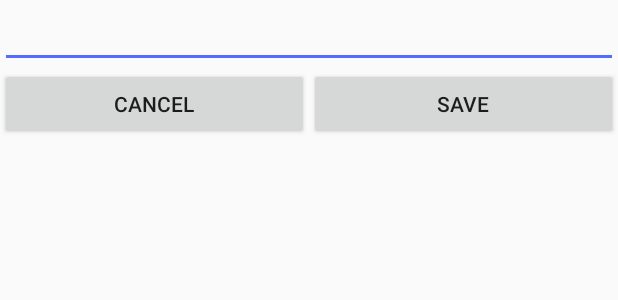
After one commit to louisbl/RemeberWhere, an Android app: the layout fragment_dialog.xml on its own in the app's theme, with its tools: preview values and no code run, on a phone screen of 412 x 824 dp. The commit adds this screen. Shown: the top 300 px of the screen. Run offline under Robolectric (Android 15) with nearby library versions, the phone set to English and light mode, and no system bars.

Commit message:
FragmentDialog

```diff
--- a/app/src/main/res/layout/activity_splash.xml
+++ b/app/src/main/res/layout/activity_splash.xml
@@ -8,6 +8,9 @@ android:paddingLeft="@dimen/activity_horizontal_margin"
 android:paddingRight="@dimen/activity_horizontal_margin"
 android:paddingTop="@dimen/activity_vertical_margin"
 tools:context="fr.julienguillaume.remeberme.Splash">
-
+    <TextView
+        android:text="@string/splachText"
+        android:layout_width="match_parent"
+        android:layout_height="match_parent" />
 
 </LinearLayout>
--- /dev/null
+++ b/app/src/main/res/layout/fragment_dialog.xml
@@ -0,0 +1,31 @@
+<RelativeLayout xmlns:android="http://schemas.android.com/apk/res/android"
+    xmlns:tools="http://schemas.android.com/tools"
+    android:layout_width="match_parent"
+    android:layout_height="match_parent"
+    android:weightSum="1">
+    <EditText
+        android:layout_width="match_parent"
+        android:layout_height="wrap_content"
+        android:id="@+id/editText" />
+
+    <LinearLayout
+        android:layout_width="match_parent"
+        android:layout_height="match_parent"
+        android:layout_below="@+id/editText">
+
+        <Button
+            android:text="Cancel"
+            android:layout_width="wrap_content"
+            android:layout_height="wrap_content"
+            android:layout_weight="0.5"
+            android:id="@+id/button" />
+
+        <Button
+            android:text="Save"
+            android:layout_width="wrap_content"
+            android:layout_height="wrap_content"
+            android:layout_weight="0.5"
+            android:id="@+id/button2"
+            />
+    </LinearLayout>
+</RelativeLayout>
--- a/app/src/main/res/values/strings.xml
+++ b/app/src/main/res/values/strings.xml
@@ -1,4 +1,8 @@
 <resources>
     <string name="app_name">RemeberMe</string>
     <string name="textHomeButton">Cartes des Notes</string>
+    <string name="splachText">Hello ! :)</string>
+
+    <!-- TODO: Remove or change this placeholder text -->
+    <string name="hello_blank_fragment">Hello blank fragment</string>
 </resources>
```
Also changed, not shown: app/build.gradle (+4 -3 lines), app/src/main/java/fr/julienguillaume/remeberme/Map.java (+11 -7 lines), app/src/main/java/fr/julienguillaume/remeberme/notes/DialogFragment.java (added, +22 -0 lines).
